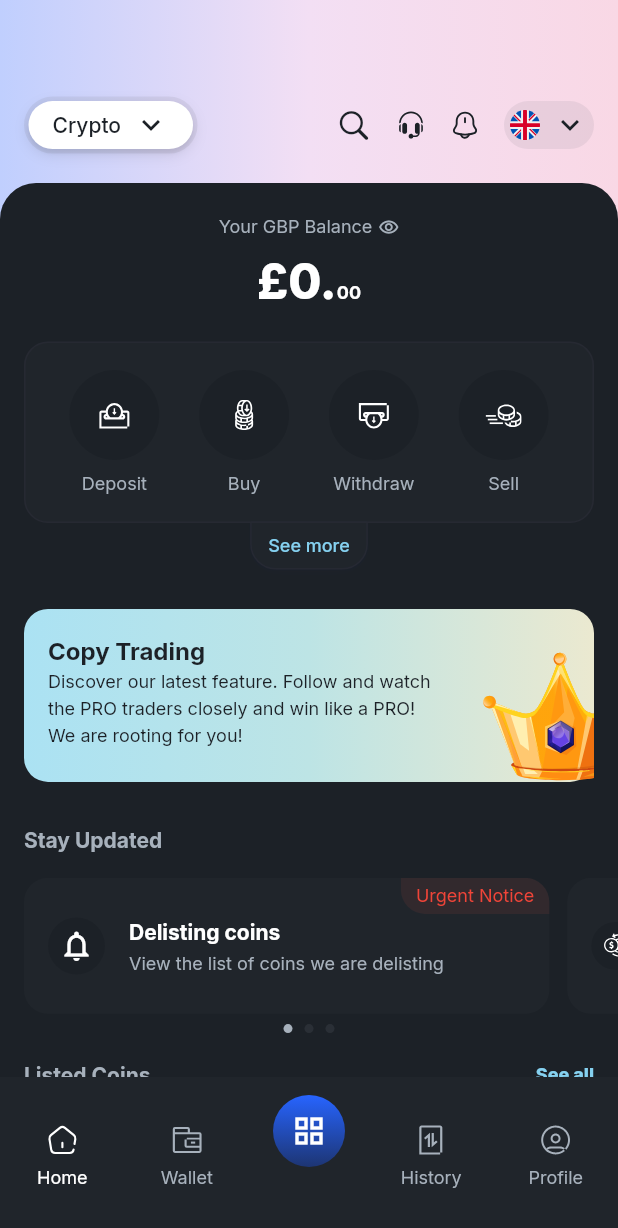
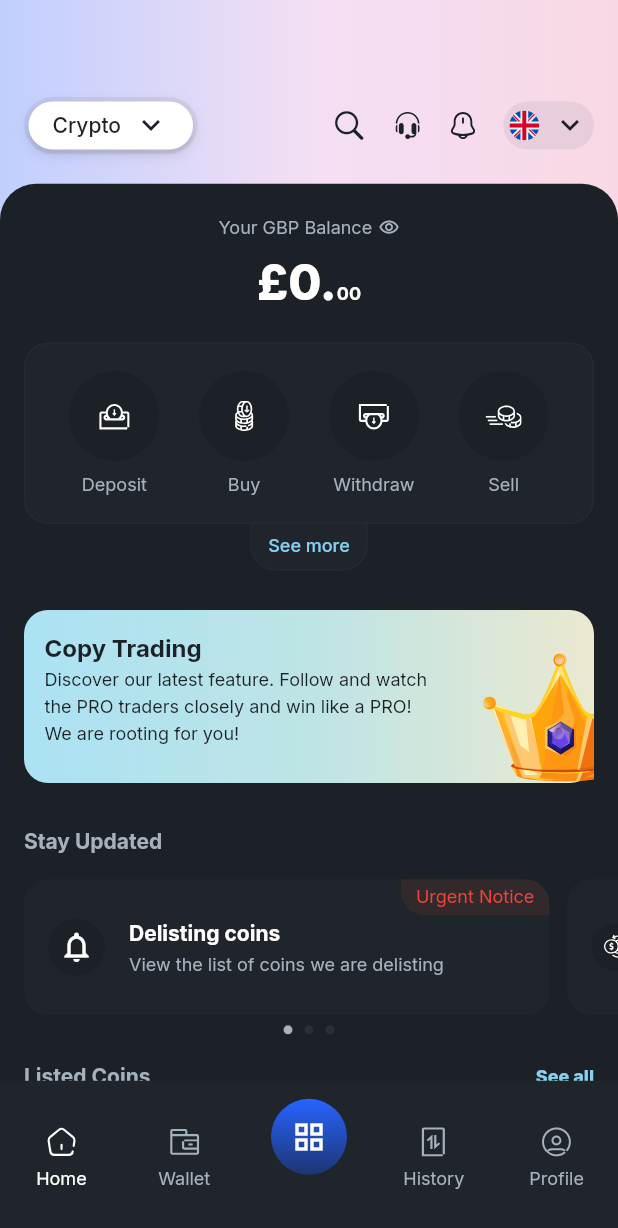
Before and after one commit to sobuur0/copy_trading_app, a Flutter app: the screen it shows after launch, on a phone screen of 412 x 824 dp. Shown: the top 1228 px of the screen. Run offline on Flutter 3.47's test engine with Material 3 defaults, Android fonts, the phone set to English and light mode, and no system bars; our stand-ins replace flutter_svg, go_router, google_fonts.

Commit message:
update main scaffold to use responsve class

```diff
--- a/lib/features/home/screens/home_screen.dart
+++ b/lib/features/home/screens/home_screen.dart
@@ -97,11 +97,11 @@ class _HomeScreenState extends State<HomeScreen> {
                   ),
                   Spacer(),
                   Icon(CupertinoIcons.search, color: AppColors.bgPrimary),
-                  SizedBox(width: 16),
+                  SizedBox(width: responsive.width(16)),
                   SvgPicture.asset(AppAssets.headphones),
-                  SizedBox(width: 16),
+                  SizedBox(width: responsive.width(16)),
                   SvgPicture.asset(AppAssets.notificationIcon),
-                  SizedBox(width: 16),
+                  SizedBox(width: responsive.width(16)),
                   Container(
                     padding: EdgeInsets.all(4),
                     decoration: BoxDecoration(
@@ -111,7 +111,7 @@ class _HomeScreenState extends State<HomeScreen> {
                     child: Row(
                       children: [
                         SvgPicture.asset(AppAssets.flagIcon),
-                        SizedBox(width: 8),
+                        SizedBox(width: responsive.width(8)),
                         Icon(
                           Icons.keyboard_arrow_down,
                           color: AppColors.baseBlack,
@@ -149,7 +149,7 @@ class _HomeScreenState extends State<HomeScreen> {
                               color: AppColors.textSecondary,
                             ),
                           ),
-                          SizedBox(width: 4),
+                          SizedBox(width: responsive.width(4)),
                           Icon(
                             Icons.visibility_outlined,
                             size: 14,
@@ -268,8 +268,8 @@ class _HomeScreenState extends State<HomeScreen> {
                             ),
 
                             Positioned(
-                              top: 16,
-                              left: 16,
+                              top: responsive.height(16),
+                              left: responsive.height(16),
                               child: Column(
                                 crossAxisAlignment: CrossAxisAlignment.start,
                                 children: [
--- a/lib/main_scaffold.dart
+++ b/lib/main_scaffold.dart
@@ -4,6 +4,7 @@ import 'package:go_router/go_router.dart';
 import 'package:roqqu_assesement/core/constants/app_assets.dart';
 import 'package:roqqu_assesement/core/theme/app_colors.dart';
 import 'package:roqqu_assesement/core/theme/app_typography.dart';
+import 'package:roqqu_assesement/core/utils/responsive.dart';
 
 class MainScaffold extends StatefulWidget {
   final Widget child;
@@ -41,8 +42,12 @@ class _MainScaffoldState extends State<MainScaffold> {
       body: widget.child,
       bottomNavigationBar: Container(
         decoration: BoxDecoration(color: AppColors.bgMisc5),
-        child: SizedBox(
-          height: 106,
+        child: LayoutBuilder(
+          builder: (context, constraint) {
+            final responsive = Responsive(constraint);
+
+            return SizedBox(
+              height: responsive.height(106),
               child: Stack(
                 children: [
                   Row(
@@ -60,7 +65,7 @@ class _MainScaffoldState extends State<MainScaffold> {
                         index: 1,
                         isEnabled: false,
                       ),
-                  const SizedBox(width: 80),
+                      SizedBox(width: responsive.width(80)),
                       _buildNavItem(
                         iconPath: AppAssets.transaction,
                         label: 'History',
@@ -80,8 +85,8 @@ class _MainScaffoldState extends State<MainScaffold> {
                     right: 0,
                     top: 0,
                     child: Container(
-                  width: 48,
-                  height: 48,
+                      width: responsive.height(48),
+                      height: responsive.width(48),
                       margin: const EdgeInsets.only(top: 12),
                       decoration: const BoxDecoration(
                         shape: BoxShape.circle,
@@ -100,6 +105,8 @@ class _MainScaffoldState extends State<MainScaffold> {
                   ),
                 ],
               ),
+            );
+          },
         ),
       ),
     );
```
Lines whose indentation alone changed are shown as unchanged.
